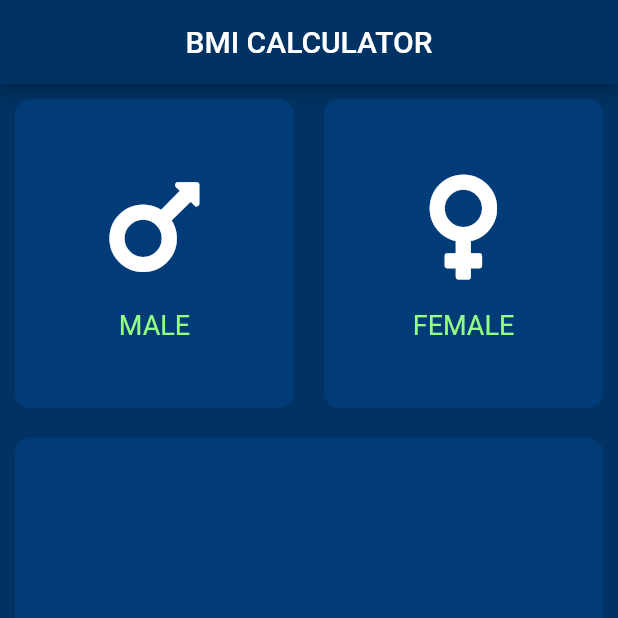
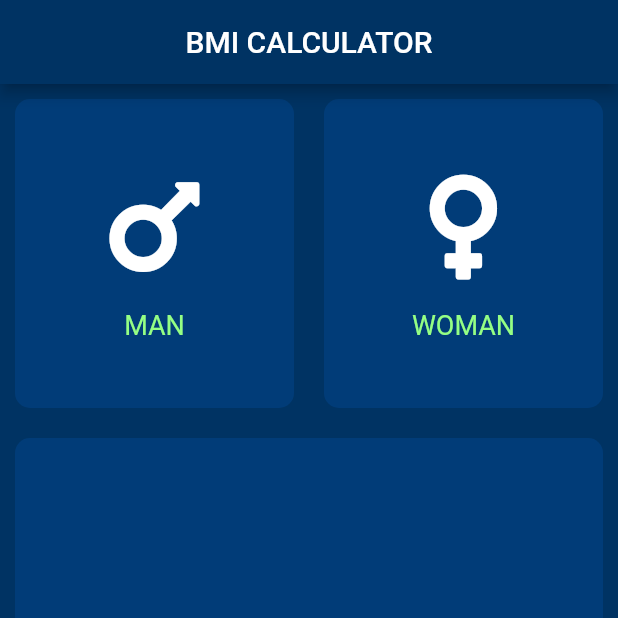
Before and after one commit to kahliliman/bmi-calculator, a Flutter app: the screen it shows after launch, on a phone screen of 412 x 824 dp, the top half of it. Run offline on Flutter 3.47's test engine with Material 2 defaults, Android fonts, the phone set to English and light mode, and no system bars; our stand-ins replace font_awesome_flutter.

Commit message:
create new branch

```diff
--- a/lib/input_page.dart
+++ b/lib/input_page.dart
@@ -29,13 +29,13 @@ class _InputPageState extends State<InputPage> {
                 Expanded(
                     child: ReusableCard(
                       colour: activeCardColour,
-                      cardChild: IconContent(icon: FontAwesomeIcons.mars, label: 'MALE',),
+                      cardChild: IconContent(icon: FontAwesomeIcons.mars, label: 'MAN',),
                     ),
                 ),
                 Expanded(
                     child: ReusableCard(
                         colour: activeCardColour,
-                    cardChild: IconContent(icon: FontAwesomeIcons.venus, label: 'FEMALE',),
+                    cardChild: IconContent(icon: FontAwesomeIcons.venus, label: 'WOMAN',),
                     ),
                 ),
               ],
```
